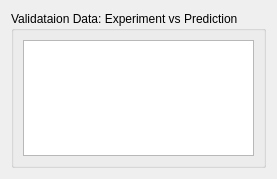
Before: the Qt Designer form Ui/ValidResultsUi.ui in Rad-Lab-Northwestern/Rad-Lab, drawn with Qt 5.
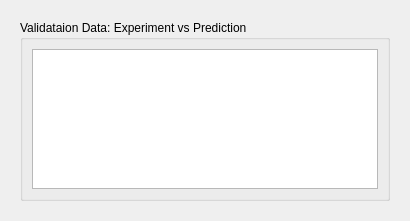
After: the same form once the commit is applied.

Diff of the .ui file:
```diff
--- a/Ui/ValidResultsUi.ui
+++ b/Ui/ValidResultsUi.ui
@@ -6,14 +6,32 @@
    <rect>
     <x>0</x>
     <y>0</y>
-    <width>274</width>
-    <height>179</height>
+    <width>410</width>
+    <height>221</height>
    </rect>
   </property>
   <property name="windowTitle">
    <string>Valid Results</string>
   </property>
-  <layout class="QHBoxLayout" name="horizontalLayout" stretch="1,0">
+  <layout class="QHBoxLayout" name="horizontalLayout" stretch="0">
+   <item>
+    <widget class="QScrollArea" name="scrollArea">
+     <property name="frameShape">
+      <enum>QFrame::NoFrame</enum>
+     </property>
+     <property name="widgetResizable">
+      <bool>true</bool>
+     </property>
+     <widget class="QWidget" name="scrollAreaWidgetContents">
+      <property name="geometry">
+       <rect>
+        <x>0</x>
+        <y>0</y>
+        <width>392</width>
+        <height>203</height>
+       </rect>
+      </property>
+      <layout class="QHBoxLayout" name="horizontalLayout_3">
    <item>
     <layout class="QVBoxLayout" name="verticalLayoutTrainFig1"/>
    </item>
@@ -54,6 +72,10 @@
        </widget>
       </item>
      </layout>
+        </widget>
+       </item>
+      </layout>
+     </widget>
     </widget>
    </item>
   </layout>
```
Lines whose indentation alone changed are shown as unchanged.
